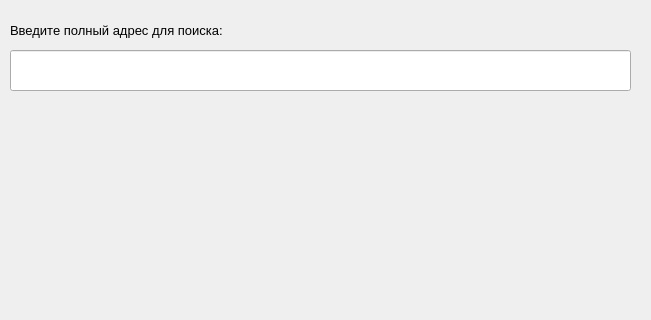
Before: the Qt Designer form maps.ui in victoriagrgrn/YANDEX_api, drawn with Qt 5; both pictures show x 0 to 651 and y 0 to 320 of the 651 by 580 pixel window.
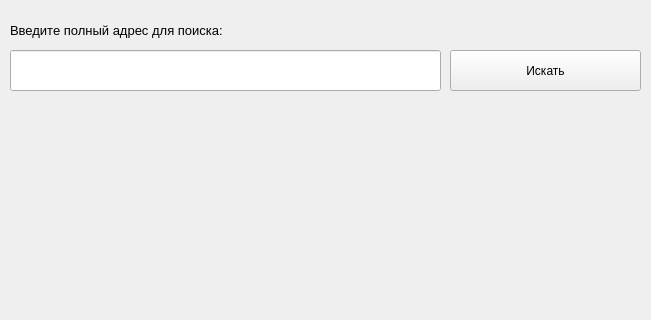
After: the same form once the commit is applied.

```diff
--- a/maps.ui
+++ b/maps.ui
@@ -13,16 +13,6 @@
   <property name="windowTitle">
    <string>Maps API</string>
   </property>
-  <widget class="QLineEdit" name="lineEdit">
-   <property name="geometry">
-    <rect>
-     <x>10</x>
-     <y>50</y>
-     <width>621</width>
-     <height>41</height>
-    </rect>
-   </property>
-  </widget>
   <widget class="QLabel" name="label">
    <property name="geometry">
     <rect>
@@ -49,6 +39,29 @@
     <string>TextLabel</string>
    </property>
   </widget>
+  <widget class="QLineEdit" name="poisk_Edit">
+   <property name="geometry">
+    <rect>
+     <x>10</x>
+     <y>50</y>
+     <width>431</width>
+     <height>41</height>
+    </rect>
+   </property>
+  </widget>
+  <widget class="QPushButton" name="find_btn">
+   <property name="geometry">
+    <rect>
+     <x>450</x>
+     <y>50</y>
+     <width>191</width>
+     <height>41</height>
+    </rect>
+   </property>
+   <property name="text">
+    <string>Искать</string>
+   </property>
+  </widget>
  </widget>
  <resources/>
  <connections/>
```
